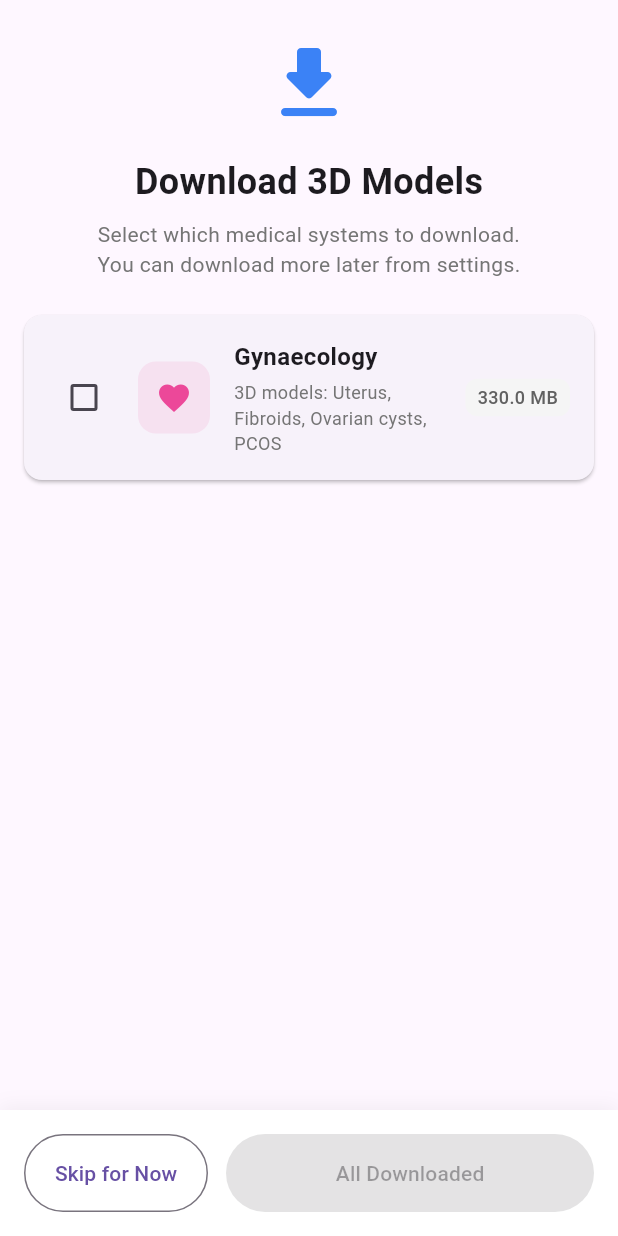
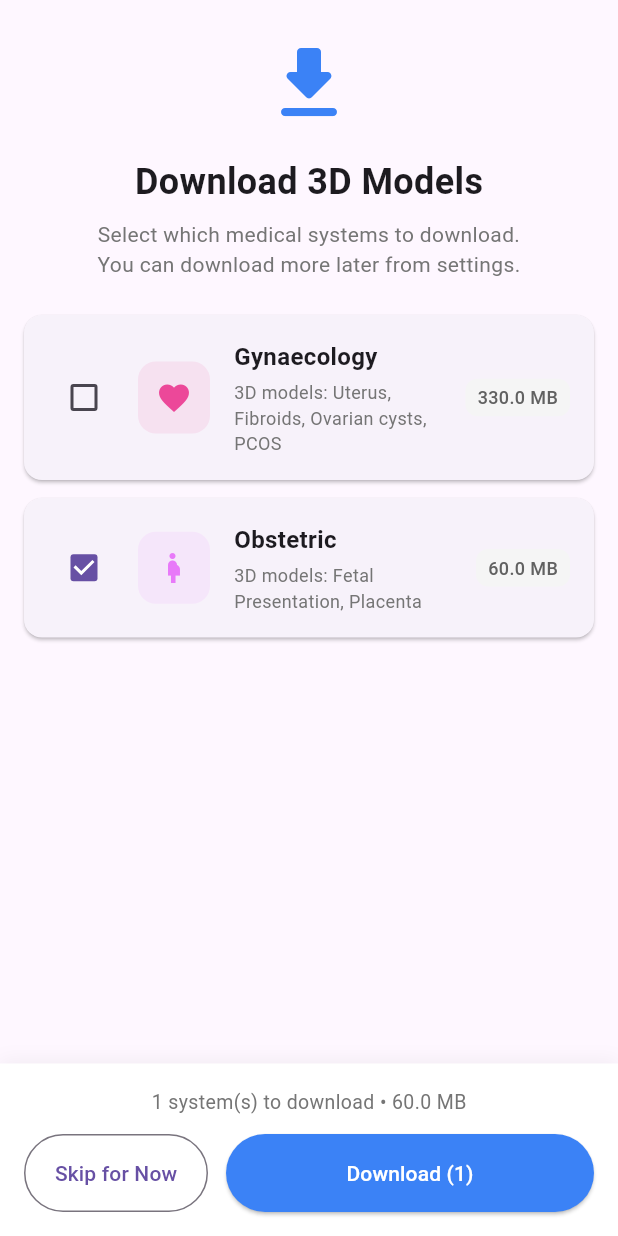
Before and after one commit to bharathreddyh/integrated_health_app, a Flutter app: the screen it shows after launch, after a tap on "Gynaecology", on a phone screen of 412 x 824 dp. Run offline on Flutter 3.47's test engine with Material 3 defaults, Android fonts, the phone set to English and light mode, and no system bars; our stand-ins replace cloud_firestore, firebase_core, pdf, permission_handler, printing, share_plus and 4 more; missing offline and left inert: model_viewer_plus; accounts and stored records are empty.

Commit message:
Add Firebase URLs for fetal presentation 3D models
Register obstetric SystemAssetGroup in model_3d_service with
Firebase Storage URLs for cephalic, breech, transverse, and oblique
presentation models. Update modelFileName values to match actual
Firebase filenames.

https://claude.ai/code/session_01GGM6r35dgyPz9ZwULJVnF4

```diff
--- a/lib/config/model_3d_config.dart
+++ b/lib/config/model_3d_config.dart
@@ -541,7 +541,7 @@ class Model3DConfig {
           id: 'fetal_cephalic',
           name: 'Cephalic Presentation',
           description: 'Normal head-down presentation — vertex is the presenting part',
-          modelFileName: 'fetal_cephalic',
+          modelFileName: 'fetus_present_cephalic',
           tags: ['anatomy', 'normal', 'fetus', 'presentation'],
           subcategory: 'Fetal Presentation',
         ),
@@ -549,7 +549,7 @@ class Model3DConfig {
           id: 'fetal_breech',
           name: 'Breech Presentation',
           description: 'Buttocks or feet presenting first — frank, complete, or footling',
-          modelFileName: 'fetal_breech',
+          modelFileName: 'fetus_present_breech',
           tags: ['pathology', 'fetus', 'presentation', 'malpresentation'],
           subcategory: 'Fetal Presentation',
         ),
@@ -557,7 +557,7 @@ class Model3DConfig {
           id: 'fetal_transverse',
           name: 'Transverse Lie',
           description: 'Fetus lying horizontally across the uterus — shoulder presentation',
-          modelFileName: 'fetal_transverse',
+          modelFileName: 'fetus_present_Transverse',
           tags: ['pathology', 'fetus', 'presentation', 'malpresentation'],
           subcategory: 'Fetal Presentation',
         ),
@@ -565,7 +565,7 @@ class Model3DConfig {
           id: 'fetal_oblique',
           name: 'Oblique Lie',
           description: 'Fetus lying at an angle between longitudinal and transverse axes',
-          modelFileName: 'fetal_oblique',
+          modelFileName: 'fetus_present_oblique',
           tags: ['pathology', 'fetus', 'presentation', 'malpresentation'],
           subcategory: 'Fetal Presentation',
         ),
--- a/lib/services/model_3d_service.dart
+++ b/lib/services/model_3d_service.dart
@@ -254,6 +254,47 @@ class Model3DService {
           systemId: 'gynaecology',
           url:
               'https://firebasestorage.googleapis.com/v0/b/integrated-health-app-285e9.firebasestorage.app/o/models%2Futerus_mullerian%2FUterus_Normal.glb?alt=media&token=02eadfdf-5947-402e-8979-cec2084e917d',
+          sizeBytes: 15 * 1024 * 1024, // ~15 MB
+        ),
+      ],
+    ),
+    SystemAssetGroup(
+      systemId: 'obstetric',
+      name: 'Obstetric',
+      description: '3D models: Fetal Presentation, Placenta',
+      colorValue: 0xFFE879F9,
+      icon: Icons.pregnant_woman,
+      assets: [
+        AssetInfo(
+          id: 'fetal_cephalic',
+          name: '3D Cephalic Presentation',
+          systemId: 'obstetric',
+          url:
+              'https://firebasestorage.googleapis.com/v0/b/integrated-health-app-285e9.firebasestorage.app/o/models%2Fobs%2Ffetus_presentation%2Ffetus_present_cephalic.glb?alt=media&token=c8526189-2363-41ed-98e3-e9e2149a6dc2',
+          sizeBytes: 15 * 1024 * 1024, // ~15 MB
+        ),
+        AssetInfo(
+          id: 'fetal_breech',
+          name: '3D Breech Presentation',
+          systemId: 'obstetric',
+          url:
+              'https://firebasestorage.googleapis.com/v0/b/integrated-health-app-285e9.firebasestorage.app/o/models%2Fobs%2Ffetus_presentation%2Ffetus_present_breech.glb?alt=media&token=921d28e3-11ef-4f62-99b7-6cf83968479f',
+          sizeBytes: 15 * 1024 * 1024, // ~15 MB
+        ),
+        AssetInfo(
+          id: 'fetal_transverse',
+          name: '3D Transverse Lie',
+          systemId: 'obstetric',
+          url:
+              'https://firebasestorage.googleapis.com/v0/b/integrated-health-app-285e9.firebasestorage.app/o/models%2Fobs%2Ffetus_presentation%2Ffetus_present_Transverse.glb?alt=media&token=4ce6159c-e88d-491e-b3d8-3d60e716d203',
+          sizeBytes: 15 * 1024 * 1024, // ~15 MB
+        ),
+        AssetInfo(
+          id: 'fetal_oblique',
+          name: '3D Oblique Lie',
+          systemId: 'obstetric',
+          url:
+              'https://firebasestorage.googleapis.com/v0/b/integrated-health-app-285e9.firebasestorage.app/o/models%2Fobs%2Ffetus_presentation%2Ffetus_present_oblique.glb?alt=media&token=32f8b8b0-1d69-443c-ab12-073e0651d36e',
           sizeBytes: 15 * 1024 * 1024, // ~15 MB
         ),
       ],
```
